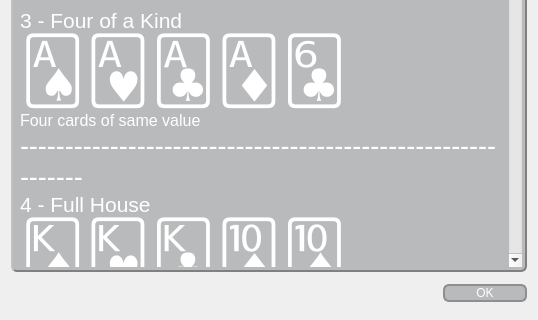
Old version of the form Holdero/hands/handranks.ui in the repository SixofClubsss/Dero-Poker-Table; both pictures show x 0 to 538 and y 380 to 700 of the 538 by 700 pixel window.
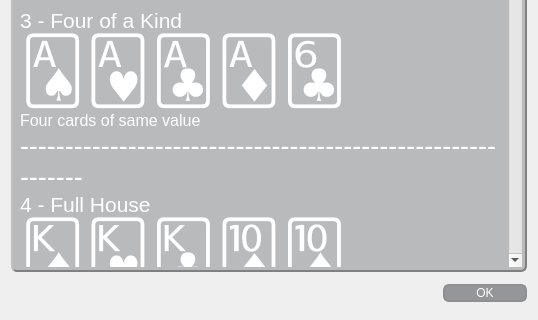
New version of the form. Icons and pictures are not drawn.

What changed in the file:
```diff
--- a/Holdero/hands/handranks.ui
+++ b/Holdero/hands/handranks.ui
@@ -30,14 +30,9 @@
     <normaloff>:/images/dReamTablesDero.png</normaloff>:/images/dReamTablesDero.png</iconset>
   </property>
   <property name="styleSheet">
-   <string notr="true">QDialog{
-	background-image: url(:/images/background.png);	
-	background-position: center;
-}
-
-QPushButton:enabled{
+   <string notr="true">QPushButton:enabled{
 	color: rgb(255, 255, 255);
-	background-color: rgba(85, 88, 93, 90);
+	background-color: rgba(85, 88, 93, 150);
     border: 2px solid #8f8f91;
     border-radius: 6px;
     min-width: 80px;
```
Left out of the diff: 6 changed lines with no effect on the pictures.
